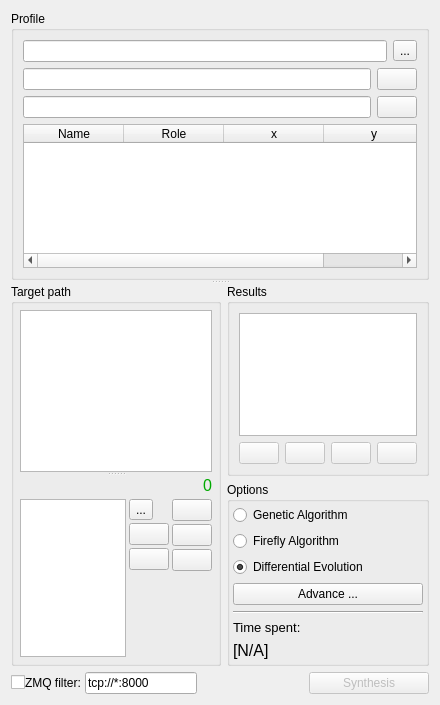
Before: the Qt Designer form core/synthesis/DimensionalSynthesis/Algorithm.ui in KmolYuan/Pyslvs-UI, drawn with Qt 5.
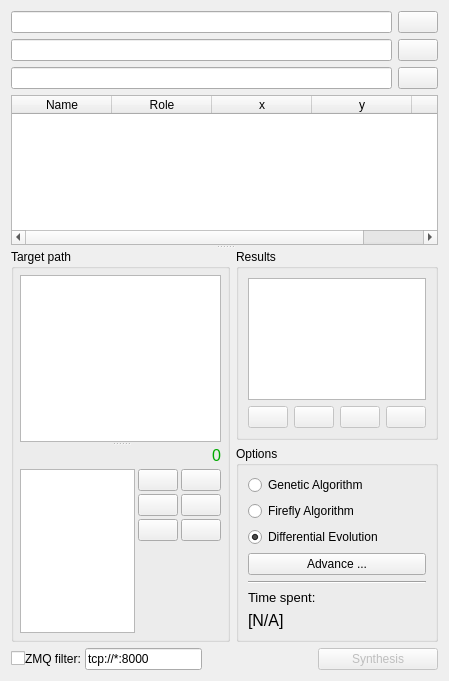
After: the same form once the commit is applied. Icons and pictures are not drawn.

The edit to the form file:
```diff
--- a/core/synthesis/DimensionalSynthesis/Algorithm.ui
+++ b/core/synthesis/DimensionalSynthesis/Algorithm.ui
@@ -6,25 +6,22 @@
    <rect>
     <x>0</x>
     <y>0</y>
-    <width>440</width>
-    <height>705</height>
+    <width>449</width>
+    <height>681</height>
    </rect>
   </property>
   <property name="windowIcon">
    <iconset resource="../../../icons.qrc">
     <normaloff>:/icons/DimensionalSynthesis.png</normaloff>:/icons/DimensionalSynthesis.png</iconset>
   </property>
-  <layout class="QVBoxLayout" name="verticalLayout_8">
+  <layout class="QVBoxLayout" name="verticalLayout_6">
    <item>
     <widget class="QSplitter" name="splitter_2">
      <property name="orientation">
       <enum>Qt::Vertical</enum>
      </property>
-     <widget class="QGroupBox" name="groupBox_2">
-      <property name="title">
-       <string>Profile</string>
-      </property>
-      <layout class="QVBoxLayout" name="verticalLayout_6">
+     <widget class="QWidget" name="verticalLayoutWidget">
+      <layout class="QVBoxLayout" name="verticalLayout_8">
        <item>
         <layout class="QHBoxLayout" name="horizontalLayout_7">
          <item>
@@ -35,9 +32,10 @@
           </widget>
          </item>
          <item>
-          <widget class="QToolButton" name="load_profile">
-           <property name="text">
-            <string>...</string>
+          <widget class="QPushButton" name="load_profile">
+           <property name="icon">
+            <iconset resource="../../../icons.qrc">
+             <normaloff>:/icons/properties.png</normaloff>:/icons/properties.png</iconset>
            </property>
           </widget>
          </item>
@@ -118,7 +116,7 @@
        </item>
       </layout>
      </widget>
-     <widget class="QWidget" name="">
+     <widget class="QWidget" name="layoutWidget">
       <layout class="QHBoxLayout" name="horizontalLayout">
        <item>
         <widget class="QGroupBox" name="groupBox">
@@ -187,12 +185,10 @@
                 <item>
                  <layout class="QVBoxLayout" name="verticalLayout_7">
                   <item>
-                   <widget class="QToolButton" name="pathAdjust">
-                    <property name="statusTip">
-                     <string>Process path data, such as moving or scaling.</string>
-                    </property>
-                    <property name="text">
-                     <string>...</string>
+                   <widget class="QPushButton" name="pathAdjust">
+                    <property name="icon">
+                     <iconset resource="../../../icons.qrc">
+                      <normaloff>:/icons/properties.png</normaloff>:/icons/properties.png</iconset>
                     </property>
                    </widget>
                   </item>
@@ -432,18 +428,6 @@
             <string>Options</string>
            </property>
            <layout class="QVBoxLayout" name="verticalLayout_4">
-            <property name="leftMargin">
-             <number>3</number>
-            </property>
-            <property name="topMargin">
-             <number>3</number>
-            </property>
-            <property name="rightMargin">
-             <number>3</number>
-            </property>
-            <property name="bottomMargin">
-             <number>3</number>
-            </property>
             <item>
              <widget class="QRadioButton" name="type0">
               <property name="text">
```
